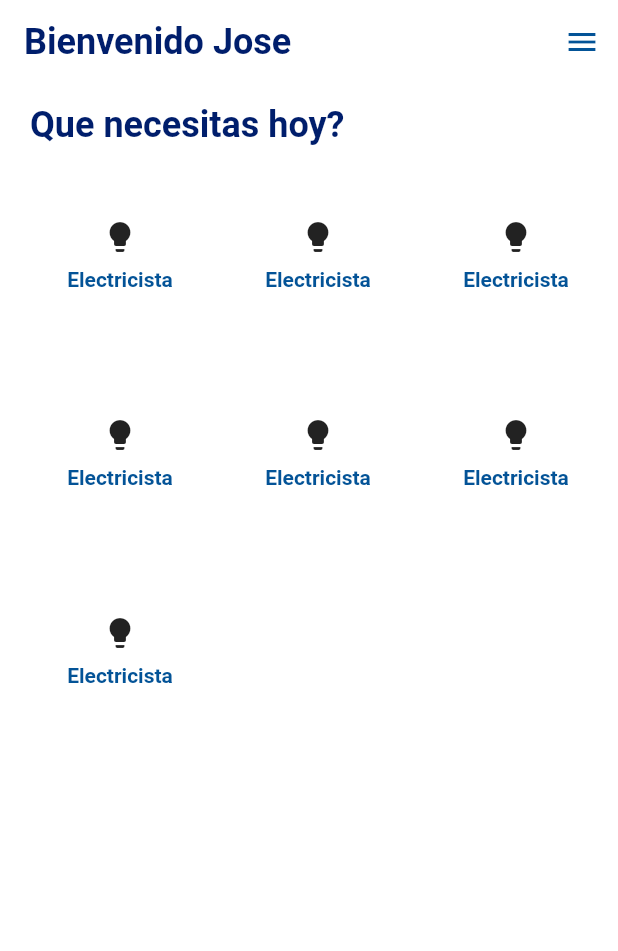
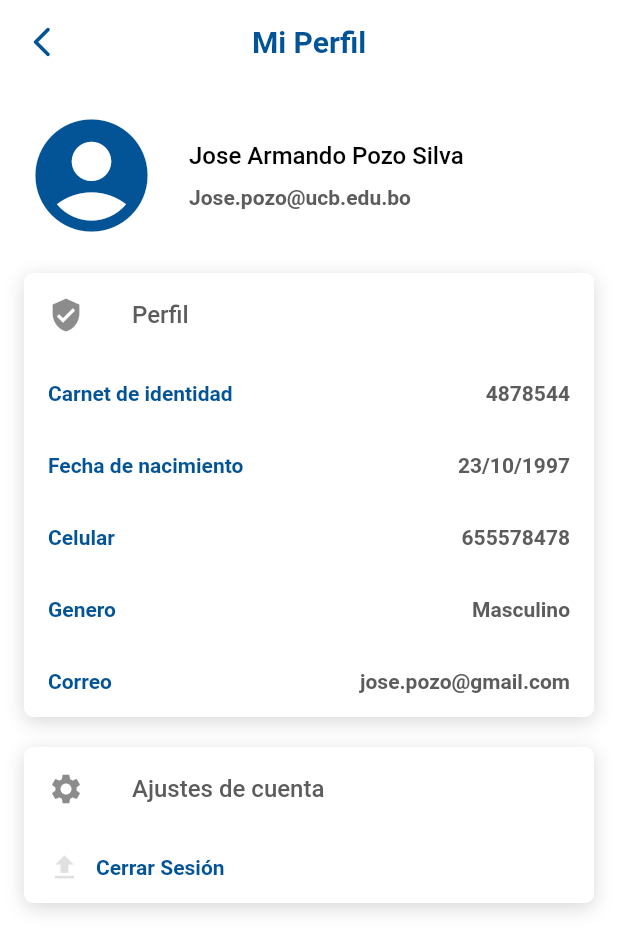
Before and after one commit to JhousefSilva1/FrontEnd_QuickJobs, a Flutter app: the PrincipalView screen opened by its route, in the side drawer, after a tap on "Perfil", on a phone screen of 412 x 824 dp. Shown: the top 951 px of the screen. Run offline on Flutter 3.47's test engine with Material 2 defaults, Android fonts, the phone set to English and light mode, and no system bars; drawn by our look-alikes of sticky_headers; our stand-ins replace connectivity_plus, flutter_bloc, flutter_secure_storage, rxdart; accounts and stored records are empty.

Commit message:
updating view files, now perfil is working

```diff
--- a/lib/src/app/route_generator.dart
+++ b/lib/src/app/route_generator.dart
@@ -2,6 +2,7 @@ import 'package:flutter/material.dart';
 import 'package:quickjobsbol/src/bloc/auth/auth_bloc.dart';
 import 'package:quickjobsbol/src/pages/http_not_found_view.dart';
 import 'package:quickjobsbol/src/pages/principal_view.dart';
+import 'package:quickjobsbol/src/pages/profile_view.dart';
 import 'package:quickjobsbol/src/pages/sign_in_view.dart';
 import 'package:quickjobsbol/src/pages/sign_up_view.dart';
 import 'package:quickjobsbol/src/services/auth_service.dart';
@@ -17,6 +18,8 @@ class RouteGenerator{
         return MaterialPageRoute(builder: (context) => SignInView(authBloc: authBloc));
       case '/principal':
         return MaterialPageRoute(builder: (context) => const PrincipalView());
+      case '/profile':
+        return MaterialPageRoute(builder: (context) => const ProfileView());
       case '/signIn':
         return MaterialPageRoute(builder: (context) => SignInView(authBloc: authBloc));
       case '/signUp':
--- a/lib/src/bloc/auth/auth_state.dart
+++ b/lib/src/bloc/auth/auth_state.dart
@@ -1,12 +1,9 @@
 part of 'auth_bloc.dart';
 
-abstract class AuthState{
+abstract class AuthState {
   UserModel user;
   bool isAuth;
-  AuthState({
-    required this.user,
-    this.isAuth: false
-  });
+  AuthState({required this.user, this.isAuth = false});
 
   @override
   UserModel get props => user;
@@ -14,22 +11,24 @@ abstract class AuthState{
 
 class AuthInitialState extends AuthState {
   final UserModel newUser;
-  AuthInitialState({required this.newUser}):super(user: newUser);
+  AuthInitialState({required this.newUser}) : super(user: newUser);
 }
 
 class AuthSuccessState extends AuthState {
   final UserModel newUser;
   bool isAuth;
-  AuthSuccessState({required this.newUser,this.isAuth: true}):super(user: newUser);
+  AuthSuccessState({required this.newUser, this.isAuth = true})
+      : super(user: newUser);
 }
 
 class AuthFailedState extends AuthState {
   final UserModel newUser;
   bool isAuth;
-  AuthFailedState({required this.newUser, this.isAuth: false}):super(user: newUser);
+  AuthFailedState({required this.newUser, this.isAuth = false})
+      : super(user: newUser);
 }
 
-class LoginState{
+class LoginState {
   const LoginState();
 
   @override
@@ -50,3 +49,57 @@ class LoginFailure extends LoginState {
   @override
   List<Object> get props => [error];
 }
+
+
+// part of 'auth_bloc.dart';
+
+// abstract class AuthState{
+//   UserModel user;
+//   bool isAuth;
+//   AuthState({
+//     required this.user,
+//     this.isAuth: false
+//   });
+
+//   @override
+//   UserModel get props => user;
+// }
+
+// class AuthInitialState extends AuthState {
+//   final UserModel newUser;
+//   AuthInitialState({required this.newUser}):super(user: newUser);
+// }
+
+// class AuthSuccessState extends AuthState {
+//   final UserModel newUser;
+//   bool isAuth;
+//   AuthSuccessState({required this.newUser,this.isAuth: true}):super(user: newUser);
+// }
+
+// class AuthFailedState extends AuthState {
+//   final UserModel newUser;
+//   bool isAuth;
+//   AuthFailedState({required this.newUser, this.isAuth: false}):super(user: newUser);
+// }
+
+// class LoginState{
+//   const LoginState();
+
+//   @override
+//   List<Object> get props => [];
+// }
+
+// class LoginInitial extends LoginState {}
+
+// class LoginLoading extends LoginState {}
+
+// class LoginSuccess extends LoginState {}
+
+// class LoginFailure extends LoginState {
+//   final String error;
+
+//   LoginFailure(this.error);
+
+//   @override
+//   List<Object> get props => [error];
+// }
--- a/lib/src/pages/principal_view.dart
+++ b/lib/src/pages/principal_view.dart
@@ -44,7 +44,7 @@ class PrincipalView extends StatelessWidget {
                   itemCount: 7,
                   gridDelegate: const SliverGridDelegateWithFixedCrossAxisCount(crossAxisCount: 3,childAspectRatio: 1,),
                   itemBuilder: (contxt, indx){
-                    return  Card(
+                    return Card(
                       elevation: 0,
                       margin: EdgeInsets.all(4.0),
                       color: PalleteColor.whiteColor,
@@ -100,7 +100,7 @@ class PrincipalView extends StatelessWidget {
                 leading: const Icon(Icons.account_circle_rounded),
                 title: const Text('Perfil'),
                 onTap: () {
-                  Navigator.pop(context);
+                  Navigator.of(context).pushNamed('/profile');
                 },
               ),
               ListTile(
--- /dev/null
+++ b/lib/src/pages/profile_view.dart
@@ -0,0 +1,138 @@
+import 'package:flutter/material.dart';
+import 'package:quickjobsbol/src/style/pallete_color.dart';
+
+class ProfileView extends StatelessWidget {
+  const ProfileView({super.key});
+
+  @override
+  Widget build(BuildContext context) {
+    return SafeArea(
+      child: Scaffold(
+        appBar: AppBar(
+          automaticallyImplyLeading: false,
+          backgroundColor: PalleteColor.whiteColor,
+          centerTitle: true,
+          elevation: 0,
+          leading: IconButton(
+            onPressed: ()=> Navigator.of(context).pop(),
+            icon: const Icon(Icons.arrow_back_ios_new_rounded, color: PalleteColor.primaryColor)
+          ),
+          title: Text('Mi Perfil', style: Theme.of(context).textTheme.headlineSmall!.merge(TextStyle(color: PalleteColor.primaryColor, fontWeight: FontWeight.bold))),
+        ),
+        backgroundColor: PalleteColor.whiteColor,
+        body: Padding(
+          padding: const EdgeInsets.all(16.0),
+          child: Column(
+            children: [
+              Row(
+                children: [
+                  const Icon(Icons.account_circle, color: PalleteColor.primaryColor, size: 90),
+                  const SizedBox(width: 20),
+                  Expanded(
+                    child: Column(
+                      crossAxisAlignment: CrossAxisAlignment.start,
+                      mainAxisAlignment: MainAxisAlignment.start,
+                      children: [
+                        Text('Jose Armando Pozo Silva', style: Theme.of(context).textTheme.bodyLarge!.merge(TextStyle(color: Colors.black))),
+                        const SizedBox(height: 10),
+                        Text('Jose.pozo@ucb.edu.bo', style: Theme.of(context).textTheme.bodyMedium!.merge(TextStyle(color: PalleteColor.greyColor))),
+                      ],
+                    )
+                  )
+                ],
+              ),
+              const SizedBox(height: 20),
+              Container(
+                decoration: BoxDecoration(
+                  color: PalleteColor.whiteColor,
+                  borderRadius: BorderRadius.circular(6),
+                  boxShadow: [
+                    BoxShadow(color: Theme.of(context).hintColor.withOpacity(0.15), offset: Offset(0, 3), blurRadius: 10)
+                  ],
+                ),
+                child: ListView(
+                  shrinkWrap: true,
+                  primary: false,
+                  children: <Widget>[
+                    ListTile(
+                      leading: const Icon(Icons.verified_user),
+                      title: Text('Perfil', style: Theme.of(context).textTheme.bodyLarge),
+                    ),
+                    ListTile(
+                      dense: true,
+                      title: Text('Carnet de identidad', style: Theme.of(context).textTheme.bodyMedium),
+                      trailing: Text('4878544', style: Theme.of(context).textTheme.bodyMedium!.merge(TextStyle(color: PalleteColor.greyColor))),
+                    ),
+                    ListTile(
+                      dense: true,
+                      title: Text('Fecha de nacimiento', style: Theme.of(context).textTheme.bodyMedium),
+                      trailing: Text('23/10/1997', style: Theme.of(context).textTheme.bodyMedium!.merge(TextStyle(color: PalleteColor.greyColor))),
+                    ),
+                    ListTile(
+                      dense: true,
+                      title: Text('Celular', style: Theme.of(context).textTheme.bodyMedium),
+                      trailing: Text('655578478', style: Theme.of(context).textTheme.bodyMedium!.merge(TextStyle(color: PalleteColor.greyColor))),
+                    ),
+                    ListTile(
+                      dense: true,
+                      title: Text('Genero', style: Theme.of(context).textTheme.bodyMedium),
+                      trailing: Text('Masculino', style: Theme.of(context).textTheme.bodyMedium!.merge(TextStyle(color: PalleteColor.greyColor))),
+                    ),
+                    ListTile(
+                      dense: true,
+                      title: Text('Correo', style: Theme.of(context).textTheme.bodyMedium),
+                      trailing: Text('jose.pozo@gmail.com', style: Theme.of(context).textTheme.bodyMedium!.merge(TextStyle(color: PalleteColor.greyColor))),
+                    ),
+                  ],
+                ),
+              ),
+              const SizedBox(height: 20),
+              Container(
+                // margin: EdgeInsets.symmetric(horizontal: size.width*0.05, vertical: size.height*0.01),
+                decoration: BoxDecoration(
+                  color: PalleteColor.whiteColor,
+                  borderRadius: BorderRadius.circular(6),
+                  boxShadow: [
+                    BoxShadow(color: Theme.of(context).hintColor.withOpacity(0.15), offset: Offset(0, 3), blurRadius: 10)
+                  ],
+                ),
+                child: ListView(
+                  shrinkWrap: true,
+                  primary: false,
+                  children: <Widget>[
+                    ListTile(
+                      leading: const Icon(Icons.settings),
+                      title: Text(
+                        'Ajustes de cuenta',
+                        style: Theme.of(context).textTheme.bodyLarge,
+                      ),
+                    ),
+                    ListTile(
+                      onTap: () async{
+                      },
+                      dense: true,
+                      title: Row(
+                        children: <Widget>[
+                          Icon(
+                            Icons.upload,
+                            size: 22,
+                            color: Theme.of(context).focusColor,
+                          ),
+                          SizedBox(width: 10),
+                          Text(
+                            'Cerrar Sesión',
+                            style: Theme.of(context).textTheme.bodyText2,
+                          ),
+                        ],
+                      ),
+                    ),
+                  ],
+                ),
+              ),
+            ],
+          ),
+        ),
+      ),
+    );
+  }
+}
--- a/pubspec.yaml
+++ b/pubspec.yaml
@@ -28,16 +28,18 @@ environment:
 # the latest version available on pub.dev. To see which dependencies have newer
 # versions available, run `flutter pub outdated`.
 dependencies:
-  flutter:
-    sdk: flutter
   bloc: ^7.1.0
   connectivity_plus: ^4.0.1
   cupertino_icons: ^1.0.2
+  flutter:
+    sdk: flutter
   flutter_bloc: ^7.2.0
   # flutter_bloc: ^8.1.2
   flutter_secure_storage: ^8.0.0
   http: ^0.13.6
+  quickalert: ^1.0.1
   rxdart: ^0.27.7
+  sticky_headers: ^0.3.0+2
 
 
   # The following adds the Cupertino Icons font to your application.
```
Also changed, not shown: lib/src/pages/documents_view.dart (added), pubspec.lock.
